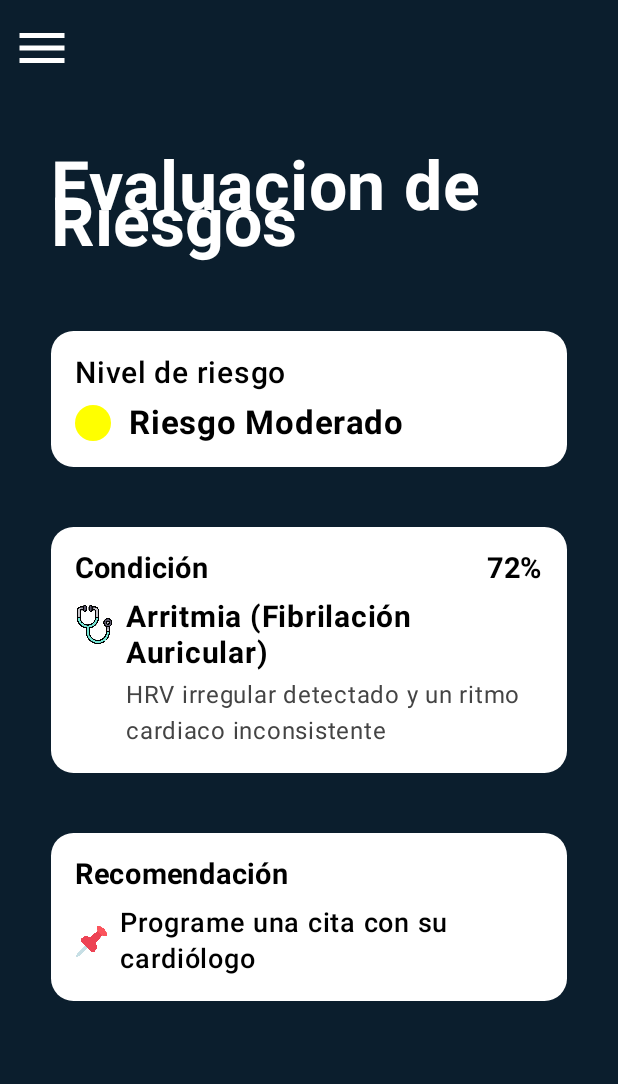
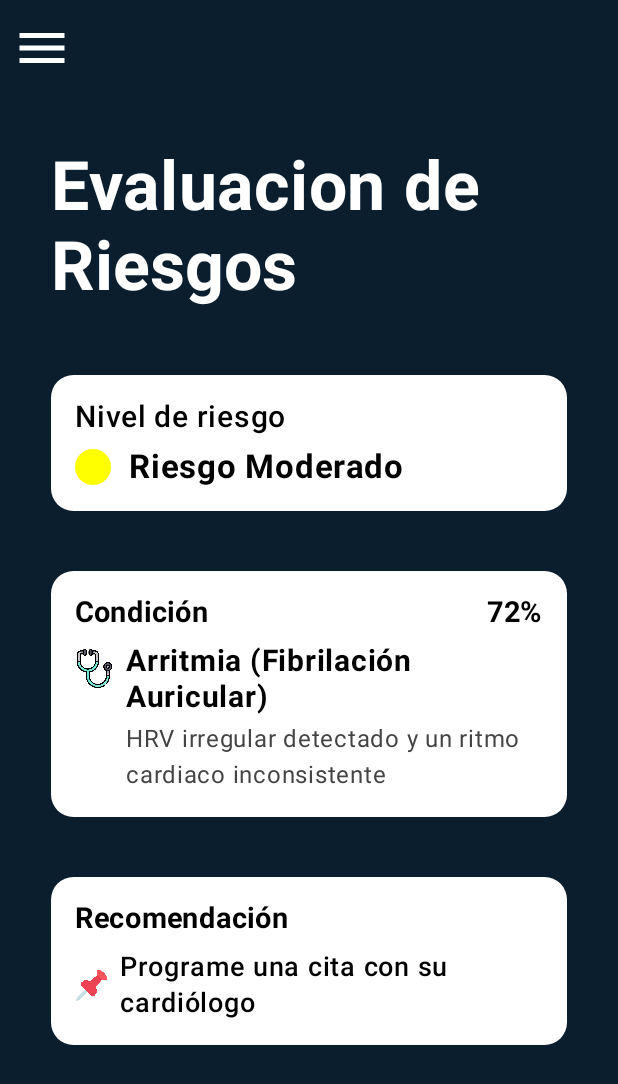
Before and after one commit to Andr3sMor/LivingHeart, an Android app built with Jetpack Compose: the RiskAssessmentScreen screen opened through its navigation route, on a phone screen of 412 x 824 dp. Shown: the top 1084 px of the screen. Run offline under Robolectric (Android 15) with nearby library versions, the light colour scheme and no system bars.

Commit message:
RiskAssessmentScreen

```diff
--- a/app/src/main/java/com/cardiovascularmodel/livingheart/RiskAssessment/RiskAssessmentScreen.kt
+++ b/app/src/main/java/com/cardiovascularmodel/livingheart/RiskAssessment/RiskAssessmentScreen.kt
@@ -64,7 +64,13 @@ fun RiskAssessmentContent(viewModel: RiskAssessmentViewModel) {
             .padding(34.dp)
     ) {
         Text(
-            text = "Evaluacion de\nRiesgos",
+            text = "Evaluacion de",
+            color = Color.White,
+            fontSize = 45.sp,
+            fontWeight = FontWeight.Bold
+        )
+        Text(
+            text = "Riesgos",
             color = Color.White,
             fontSize = 45.sp,
             fontWeight = FontWeight.Bold
--- a/app/src/main/java/com/cardiovascularmodel/livingheart/Ui/Dashboard/DashboardScreen.kt
+++ b/app/src/main/java/com/cardiovascularmodel/livingheart/Ui/Dashboard/DashboardScreen.kt
@@ -74,7 +74,7 @@ fun DashboardContent(viewModel: DashboardViewModel) {
         modifier = Modifier
             .fillMaxSize()
             .background(Color(0xFF0B1E2D))
-            .padding(38.dp)
+            .padding(36.dp)
     ) {
 
         Text(
@@ -155,12 +155,12 @@ fun LegendItem(title: String, value: String, color: Color) {
             Text(
                 text = title,
                 color = Color.White,
-                fontSize = 16.sp
+                fontSize = 14.sp
             )
             Text(
                 text = value,
                 color = Color.LightGray,
-                fontSize = 13.sp
+                fontSize = 11.sp
             )
         }
     }
```
